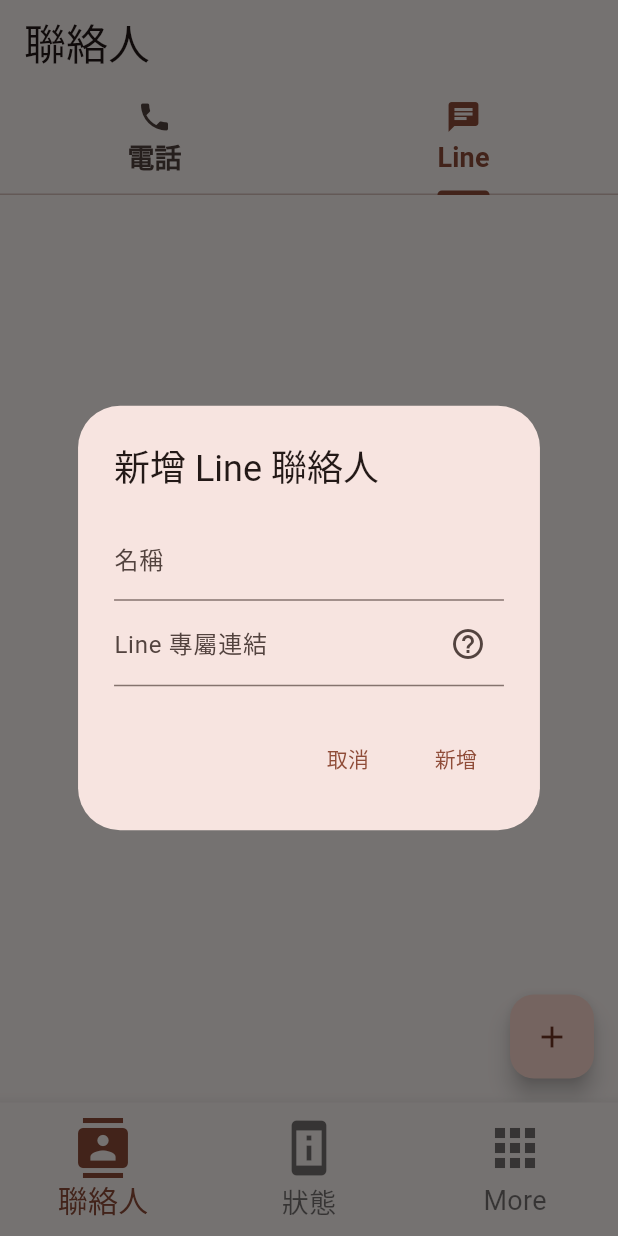
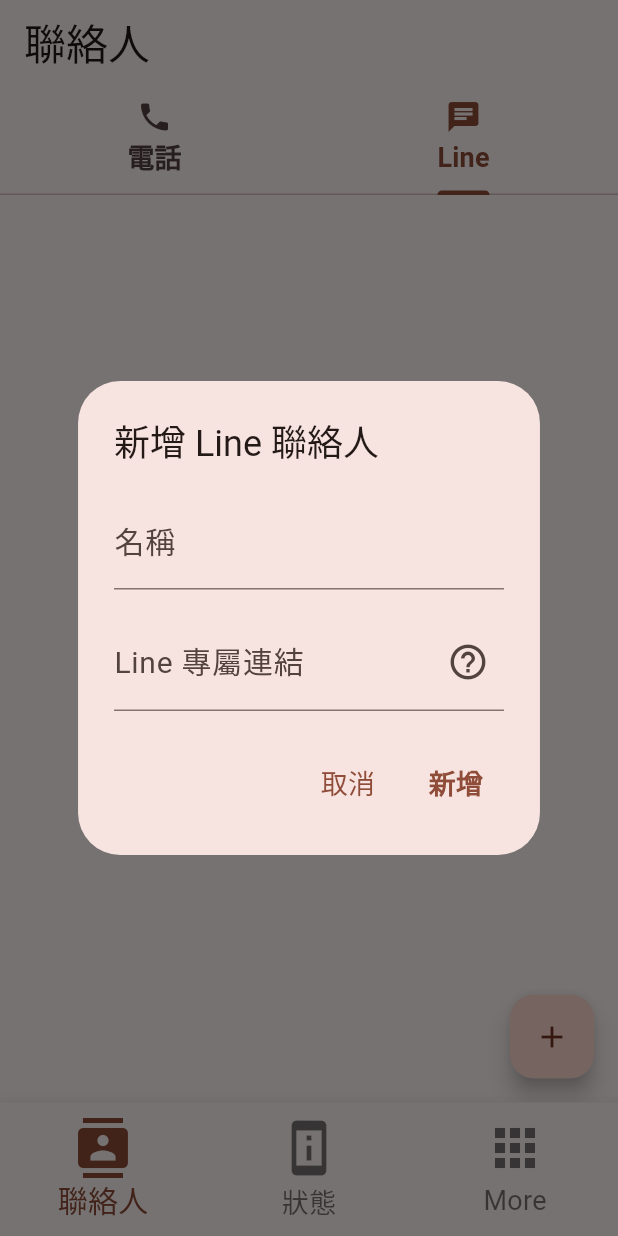
Before and after one commit to chaosnote/wayfarer, a Flutter app: the screen it shows after launch, tab 2 chosen, after a tap on the "add" icon, on a phone screen of 412 x 824 dp. Run offline on Flutter 3.47's test engine with Material 3 defaults, Android fonts, the phone set to English and light mode, and no system bars; our stand-ins replace audioplayers, battery_plus, connectivity_plus, file_picker, flutter_contacts, flutter_local_notifications and 2 more; missing offline and left inert: android_intent_plus, flutter_background_service, flutter_sound.

Commit message:
調整提示字大小

```diff
--- a/lib/pages/line_contacts_page.dart
+++ b/lib/pages/line_contacts_page.dart
@@ -65,27 +65,32 @@
       context: context,
       builder: (context) {
         return AlertDialog(
-          title: const Text('新增 Line 聯絡人'),
+          title: const Text('新增 Line 聯絡人', style: TextStyle(fontSize: 24)),
           content: Column(
             mainAxisSize: MainAxisSize.min,
             children: [
               TextField(
                 controller: nameController,
-                decoration: const InputDecoration(labelText: '名稱'),
+                style: const TextStyle(fontSize: 20),
+                decoration: const InputDecoration(labelText: '名稱', labelStyle: TextStyle(fontSize: 20)),
               ),
+              const SizedBox(height: 16),
               TextField(
                 controller: lineIdController,
+                style: const TextStyle(fontSize: 20),
                 decoration: InputDecoration(
                   labelText: 'Line 專屬連結',
+                  labelStyle: const TextStyle(fontSize: 20),
                   hintText: '例如: https://line.me/ti/p/...',
+                  hintStyle: const TextStyle(fontSize: 16),
                   suffixIcon: IconButton(
-                    icon: const Icon(Icons.help_outline),
+                    icon: const Icon(Icons.help_outline, size: 28),
                     tooltip: '如何取得連結？',
                     onPressed: () {
                       showDialog(
                         context: context,
                         builder: (ctx) => AlertDialog(
-                          title: const Text('如何取得 Line 專屬連結？'),
+                          title: const Text('如何取得 Line 專屬連結？', style: TextStyle(fontSize: 22)),
                           content: const SingleChildScrollView(
                             child: Text(
                               '請對方依照以下步驟操作，並將複製好的連結傳給您：\n\n'
@@ -94,9 +99,15 @@
                               '3. 點擊「個人檔案」。\n'
                               '4. 點擊「顯示行動條碼」。\n'
                               '5. 點擊「複製連結」。',
+                              style: TextStyle(fontSize: 18),
                             ),
                           ),
-                          actions: [TextButton(onPressed: () => Navigator.pop(ctx), child: const Text('我知道了'))],
+                          actions: [
+                            TextButton(
+                              onPressed: () => Navigator.pop(ctx),
+                              child: const Text('我知道了', style: TextStyle(fontSize: 18)),
+                            ),
+                          ],
                         ),
                       );
                     },
@@ -106,7 +117,10 @@
             ],
           ),
           actions: [
-            TextButton(onPressed: () => Navigator.pop(context), child: const Text('取消')),
+            TextButton(
+              onPressed: () => Navigator.pop(context),
+              child: const Text('取消', style: TextStyle(fontSize: 18)),
+            ),
             TextButton(
               onPressed: () {
                 final String name = nameController.text.trim();
@@ -131,7 +145,7 @@
                 _saveContacts();
                 Navigator.pop(context);
               },
-              child: const Text('新增'),
+              child: const Text('新增', style: TextStyle(fontSize: 18, fontWeight: FontWeight.bold)),
             ),
           ],
         );
```
